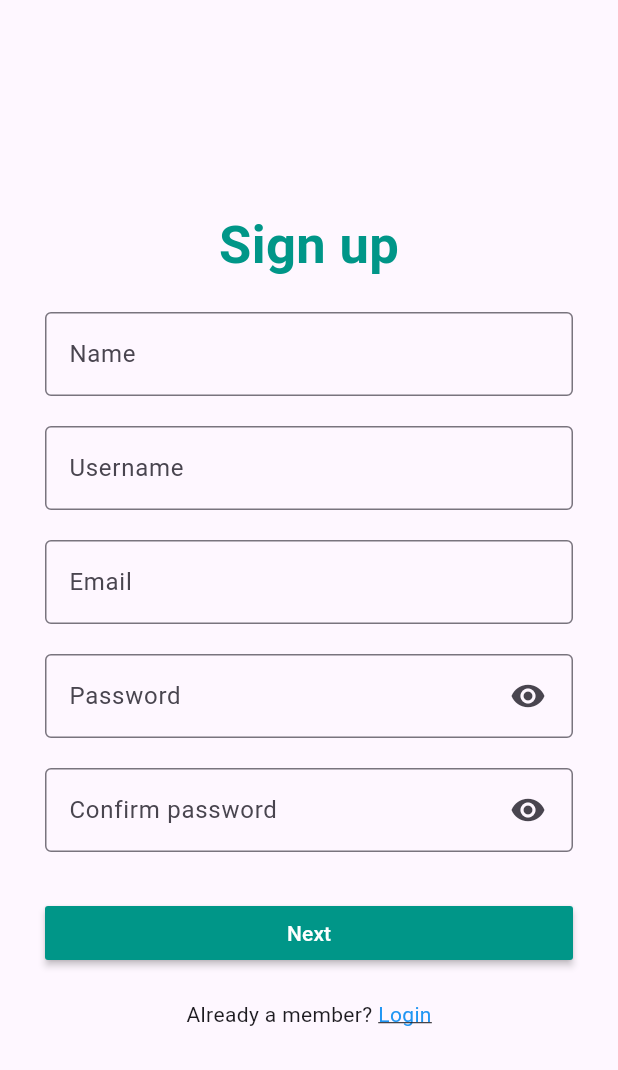
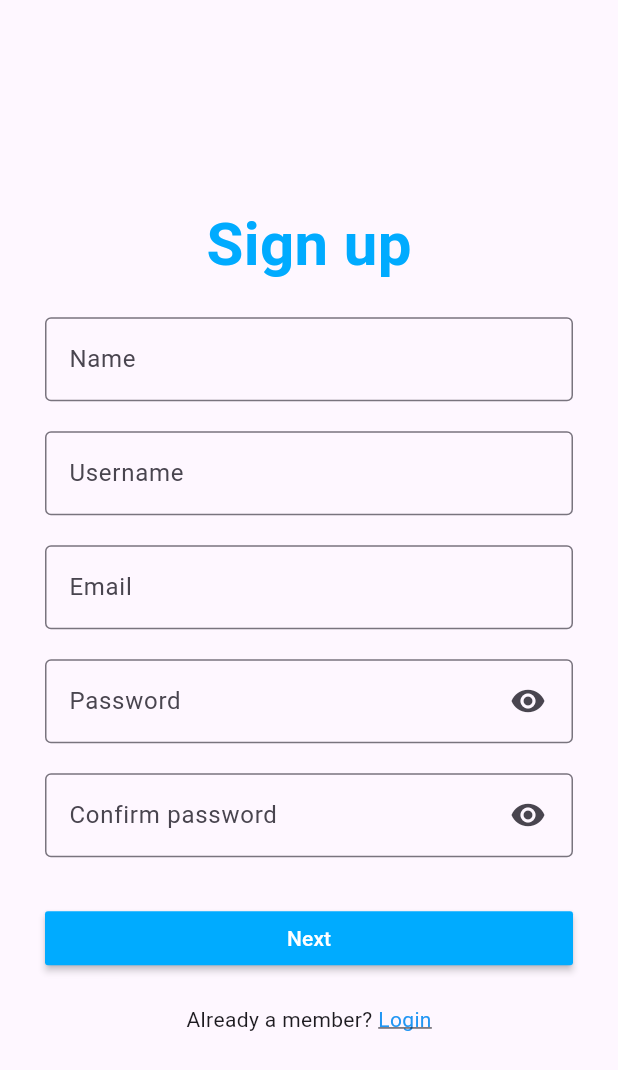
Before and after one commit to BMR81/CS1635-Dish-It-Out-App, a Flutter app: the screen it shows after launch, after a tap on "Login", after a tap on "Sign up", on a phone screen of 412 x 824 dp. Shown: the top 1070 px of the screen. Run offline on Flutter 3.47's test engine with Material 3 defaults, Android fonts, the phone set to English and light mode, and no system bars; our stand-ins replace email_validator, hexcolor; Roboto replaces fonts that are missing (Poppins).

Commit message:
Added App Logo to Login View and updated font + colors

```diff
--- a/lib/view/login_view.dart
+++ b/lib/view/login_view.dart
@@ -1,5 +1,6 @@
 import 'package:cs1635_dish_it_out_app/view/signup_view.dart';
 import 'package:flutter/material.dart';
+import 'package:hexcolor/hexcolor.dart';
 
 class LoginView extends StatefulWidget {
   const LoginView({Key? key}) : super(key : key);
@@ -29,11 +30,17 @@ class _MyLoginState extends State<LoginView> {
          mainAxisAlignment: MainAxisAlignment.center,
          crossAxisAlignment: CrossAxisAlignment.center,
          children: [
+           Image.asset(
+             'assets/images/dioLogo.png',
+             height: 250,
+             width: 400,
+           ),
            Text(
              'Login',
              style: TextStyle(
-               fontSize: 35,
-               color: Colors.teal,
+               fontFamily: "Poppins",
+               fontSize: 40,
+               color: HexColor('#00abff'),
                fontWeight: FontWeight.bold
              ),
            ),
@@ -87,7 +94,7 @@ class _MyLoginState extends State<LoginView> {
                      },
                    ),
 
-                   SizedBox(height: 50,),
+                   SizedBox(height: 40,),
 
                    MaterialButton(
                      minWidth: double.infinity,
@@ -97,7 +104,7 @@ class _MyLoginState extends State<LoginView> {
                        }
                      },
                      child: Text('Login'),
-                     color: Colors.teal,
+                     color: HexColor('#00abff'),
                      textColor: Colors.white,
                    ),
                  ],
--- a/lib/view/signup_view.dart
+++ b/lib/view/signup_view.dart
@@ -1,5 +1,6 @@
 import 'package:email_validator/email_validator.dart';
 import 'package:flutter/material.dart';
+import 'package:hexcolor/hexcolor.dart';
 
 class SignupView extends StatefulWidget {
   const SignupView({Key? key}) : super(key : key);
@@ -35,8 +36,9 @@ class _MySignupState extends State<SignupView> {
             Text(
               'Sign up',
               style: TextStyle(
-                  fontSize: 35,
-                  color: Colors.teal,
+                fontFamily: "Poppins",
+                  fontSize: 40,
+                  color: HexColor('#00abff'),
                   fontWeight: FontWeight.bold
               ),
             ),
@@ -162,7 +164,7 @@ class _MySignupState extends State<SignupView> {
                         }
                       },
                       child: Text('Next'),
-                      color: Colors.teal,
+                      color: HexColor('#00abff'),
                       textColor: Colors.white,
                     ),
                   ],
```
Also changed, not shown: assets/images/dioLogo.png (added).
